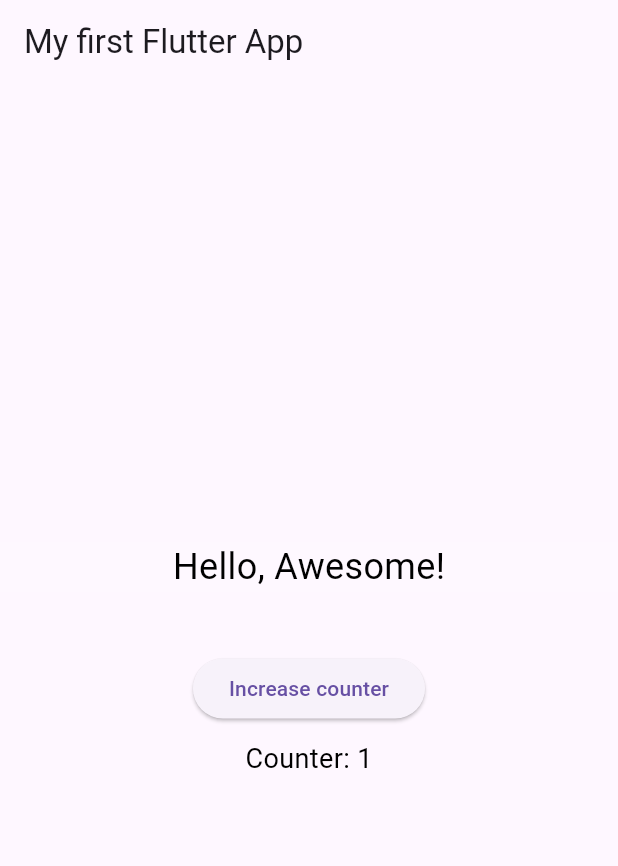
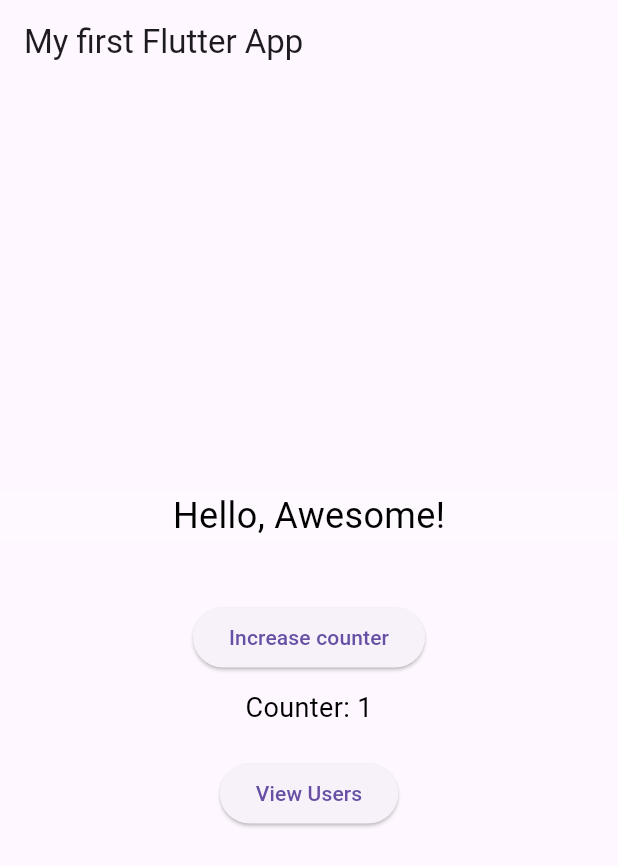
Before and after one commit to alinghinea98/my_new_app, a Flutter app: the screen it shows after launch, after a tap on "Increase counter", on a phone screen of 412 x 824 dp. Shown: the top 866 px of the screen. Run offline on Flutter 3.47's test engine with Material 3 defaults, Android fonts, the phone set to English and light mode, and no system bars; network calls fail.

Commit message:
add users list widget add button for navigation to users add filter by name

```diff
--- a/lib/main.dart
+++ b/lib/main.dart
@@ -1,9 +1,15 @@
 import 'package:flutter/material.dart';
 import 'package:my_new_app/widgets/awesome_widget.dart';
 import 'package:my_new_app/widgets/counter.dart';
+import 'package:my_new_app/widgets/users_list.dart';
 
 void main() {
-  runApp(const MyApp());
+  runApp(
+    const MaterialApp(
+      home: MyApp(),
+      title: 'Awesome Flutter',
+    )
+  );
 }
 
 class MyApp extends StatelessWidget {
@@ -16,13 +22,20 @@ class MyApp extends StatelessWidget {
         appBar: AppBar(
           title: const Text('My first Flutter App'),
         ),
-        body: const Center(
+        body: Center(
           child: Column(
             mainAxisAlignment: MainAxisAlignment.center,
             children: [
-              AwesomeWidget(),
-              SizedBox(height: 20),
-              CounterWidget()
+              const AwesomeWidget(),
+              const SizedBox(height: 20),
+              const CounterWidget(),
+              const SizedBox(height: 20),
+              ElevatedButton(
+                  child: const Text('View Users'),
+                  onPressed: () {
+                    Navigator.push(context, MaterialPageRoute(builder: (context) => const UsersListPage()));
+                  },
+                )
             ],
           ),
         ),
--- a/pubspec.yaml
+++ b/pubspec.yaml
@@ -35,6 +35,7 @@ dependencies:
   # The following adds the Cupertino Icons font to your application.
   # Use with the CupertinoIcons class for iOS style icons.
   cupertino_icons: ^1.0.6
+  http: ^1.2.1
 
 dev_dependencies:
   flutter_test:
```
Also changed, not shown: lib/widgets/users_list.dart (added, +82 -0 lines), pubspec.lock.
